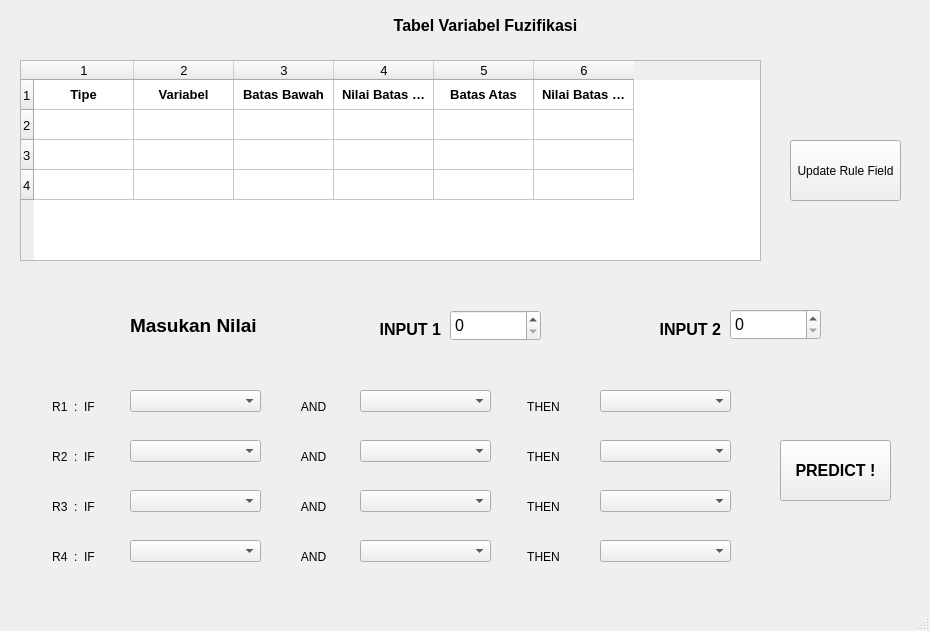
Qt form FuzzySim/UI/varpage.ui (WaferFire24/Pemsim_Collection) before a commit.
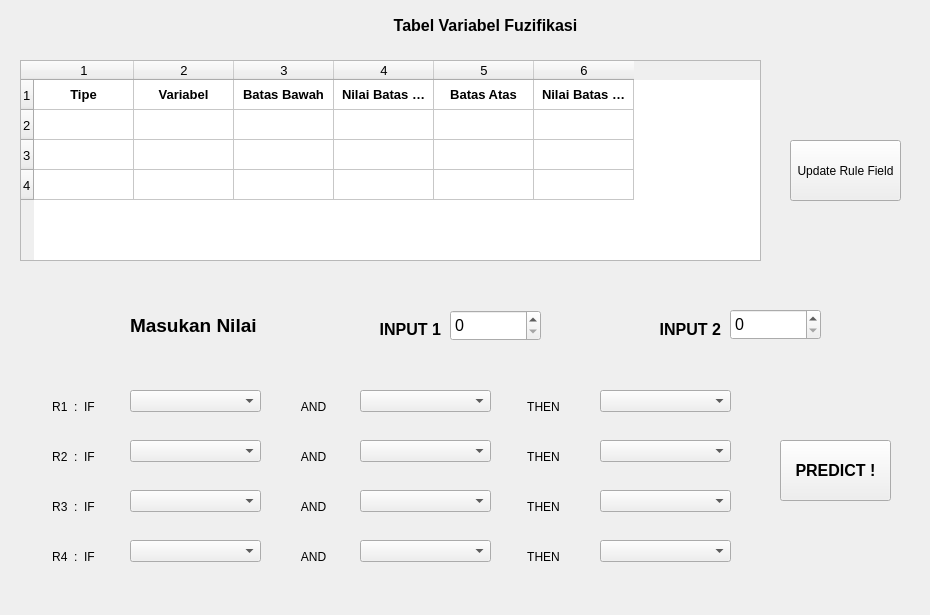
The same form after that commit.

```diff
--- a/FuzzySim/UI/varpage.ui
+++ b/FuzzySim/UI/varpage.ui
@@ -7,9 +7,27 @@
     <x>0</x>
     <y>0</y>
     <width>930</width>
-    <height>631</height>
+    <height>615</height>
    </rect>
   </property>
+  <property name="sizePolicy">
+   <sizepolicy hsizetype="Fixed" vsizetype="Fixed">
+    <horstretch>0</horstretch>
+    <verstretch>0</verstretch>
+   </sizepolicy>
+  </property>
+  <property name="minimumSize">
+   <size>
+    <width>930</width>
+    <height>615</height>
+   </size>
+  </property>
+  <property name="maximumSize">
+   <size>
+    <width>930</width>
+    <height>615</height>
+   </size>
+  </property>
   <property name="windowTitle">
    <string>Masukkan Variabel</string>
   </property>
@@ -779,7 +797,6 @@
     </rect>
    </property>
   </widget>
-  <widget class="QStatusBar" name="statusbar"/>
   <action name="actionExit">
    <property name="text">
     <string>Exit</string>
```
Left out of the diff: 2 changed lines with no effect on the pictures.
